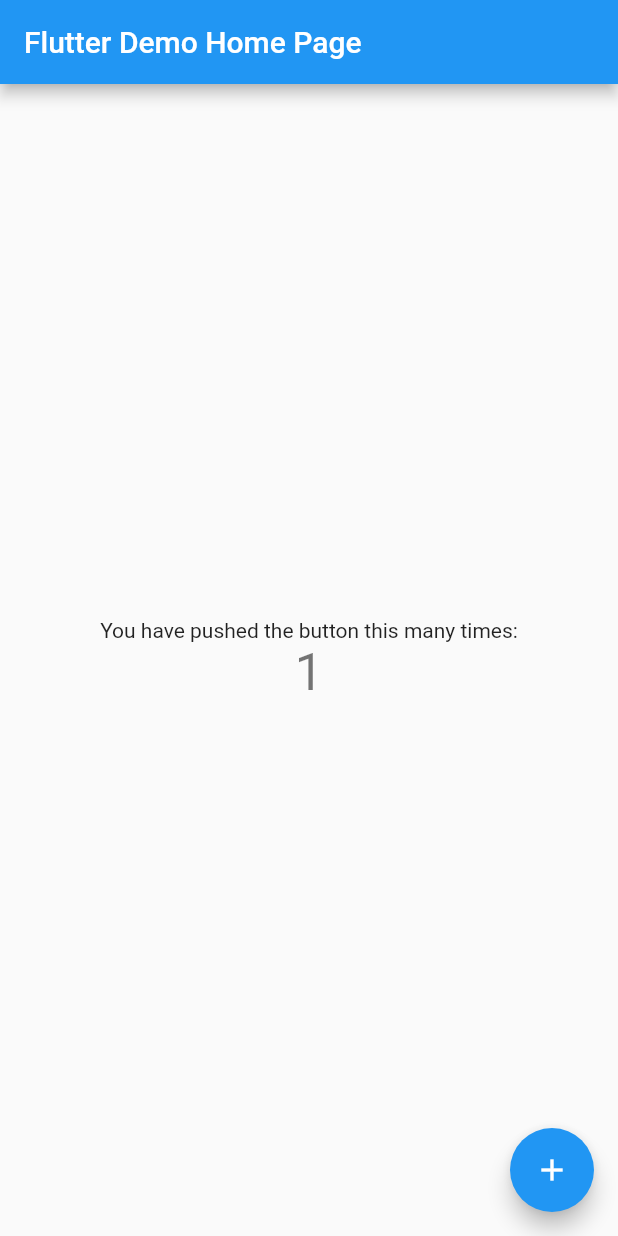
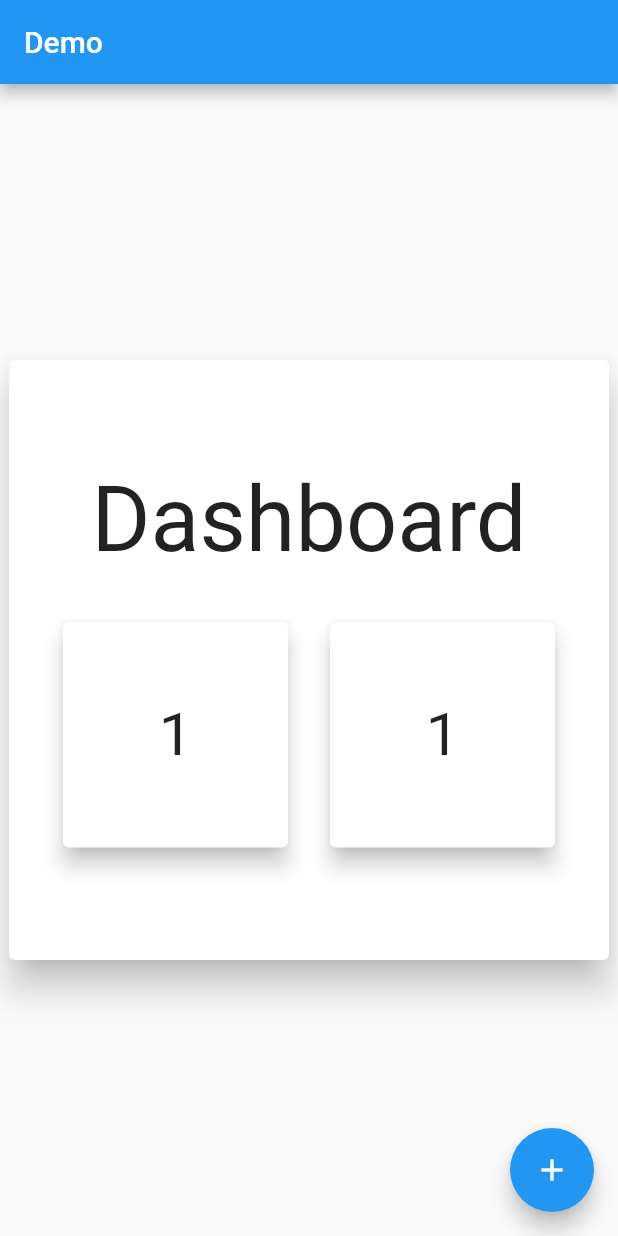
Before and after one commit to emad566/flutter_state_management, a Flutter app: the screen it shows after launch, after a tap on the "add" icon, on a phone screen of 412 x 824 dp. Run offline on Flutter 3.47's test engine with Material 2 defaults, Android fonts, the phone set to English and light mode, and no system bars.

Commit message:
Apply Provider

```diff
--- /dev/null
+++ b/lib/counter1.dart
@@ -0,0 +1,20 @@
+import 'package:flutter/material.dart';
+import 'package:flutter_state_management/provider.dart';
+
+class Counter1 extends StatelessWidget {
+  const Counter1({Key? key}) : super(key: key);
+
+  @override
+  Widget build(BuildContext context) {
+    return Card(
+      elevation: 6,
+      child: SizedBox(
+        width: 150,
+        height: 150,
+        child: Center(
+          child: Text('${MyProvider.get(context).counter}', style: const TextStyle(fontSize: 40)),
+        ),
+      ),
+    );
+  }
+}
--- /dev/null
+++ b/lib/counter2.dart
@@ -0,0 +1,20 @@
+import 'package:flutter/material.dart';
+import 'provider.dart';
+
+class Counter2 extends StatelessWidget {
+  const Counter2({Key? key}) : super(key: key);
+
+  @override
+  Widget build(BuildContext context) {
+    return Card(
+      elevation: 6,
+      child: SizedBox(
+        width: 150,
+        height: 150,
+        child: Center(
+          child: Text('${MyProvider.get(context).counter}', style: const TextStyle(fontSize: 40)),
+        ),
+      ),
+    );
+  }
+}
--- /dev/null
+++ b/lib/dashboard.dart
@@ -0,0 +1,33 @@
+import 'package:flutter/material.dart';
+import 'counter1.dart';
+import 'counter2.dart';
+
+class Dashboard extends StatelessWidget {
+  const Dashboard({Key? key}) : super(key: key);
+
+  @override
+  Widget build(BuildContext context) {
+    return Card(
+      elevation: 10,
+      child: SizedBox(
+        width: 400,
+        height: 400,
+        child: Column(
+          mainAxisAlignment: MainAxisAlignment.center,
+          children: [
+            const Text("Dashboard", style: TextStyle(fontSize: 60)),
+            const SizedBox(height: 30),
+            Row(
+              mainAxisAlignment: MainAxisAlignment.center,
+              children: [
+                Counter1(),
+                const SizedBox(width: 20),
+                Counter2(),
+              ],
+            ),
+          ],
+        ),
+      ),
+    );
+  }
+}
--- a/lib/main.dart
+++ b/lib/main.dart
@@ -1,115 +1,41 @@
 import 'package:flutter/material.dart';
+import 'package:flutter_state_management/provider.dart';
+import 'package:provider/provider.dart';
+import 'dashboard.dart';
 
-void main() {
-  runApp(const MyApp());
-}
+void main() => runApp(const MyApp());
 
 class MyApp extends StatelessWidget {
-  const MyApp({super.key});
+  const MyApp({Key? key}) : super(key: key);
 
-  // This widget is the root of your application.
   @override
   Widget build(BuildContext context) {
     return MaterialApp(
-      title: 'Flutter Demo',
-      theme: ThemeData(
-        // This is the theme of your application.
-        //
-        // Try running your application with "flutter run". You'll see the
-        // application has a blue toolbar. Then, without quitting the app, try
-        // changing the primarySwatch below to Colors.green and then invoke
-        // "hot reload" (press "r" in the console where you ran "flutter run",
-        // or simply save your changes to "hot reload" in a Flutter IDE).
-        // Notice that the counter didn't reset back to zero; the application
-        // is not restarted.
-        primarySwatch: Colors.blue,
+      debugShowCheckedModeBanner: false,
+      home: ChangeNotifierProvider(
+        create: (_)=>MyProvider(),
+        child:  CounterPro(),
       ),
-      home: const MyHomePage(title: 'Flutter Demo Home Page'),
     );
   }
 }
 
-class MyHomePage extends StatefulWidget {
-  const MyHomePage({super.key, required this.title});
-
-  // This widget is the home page of your application. It is stateful, meaning
-  // that it has a State object (defined below) that contains fields that affect
-  // how it looks.
-
-  // This class is the configuration for the state. It holds the values (in this
-  // case the title) provided by the parent (in this case the App widget) and
-  // used by the build method of the State. Fields in a Widget subclass are
-  // always marked "final".
-
-  final String title;
-
-  @override
-  State<MyHomePage> createState() => _MyHomePageState();
-}
-
-class _MyHomePageState extends State<MyHomePage> {
-  int _counter = 0;
-
-  void _incrementCounter() {
-    setState(() {
-      // This call to setState tells the Flutter framework that something has
-      // changed in this State, which causes it to rerun the build method below
-      // so that the display can reflect the updated values. If we changed
-      // _counter without calling setState(), then the build method would not be
-      // called again, and so nothing would appear to happen.
-      _counter++;
-    });
-  }
+class CounterPro extends StatelessWidget {
+  const CounterPro({Key? key}) : super(key: key);
 
   @override
   Widget build(BuildContext context) {
-    // This method is rerun every time setState is called, for instance as done
-    // by the _incrementCounter method above.
-    //
-    // The Flutter framework has been optimized to make rerunning build methods
-    // fast, so that you can just rebuild anything that needs updating rather
-    // than having to individually change instances of widgets.
     return Scaffold(
-      appBar: AppBar(
-        // Here we take the value from the MyHomePage object that was created by
-        // the App.build method, and use it to set our appbar title.
-        title: Text(widget.title),
-      ),
-      body: Center(
-        // Center is a layout widget. It takes a single child and positions it
-        // in the middle of the parent.
-        child: Column(
-          // Column is also a layout widget. It takes a list of children and
-          // arranges them vertically. By default, it sizes itself to fit its
-          // children horizontally, and tries to be as tall as its parent.
-          //
-          // Invoke "debug painting" (press "p" in the console, choose the
-          // "Toggle Debug Paint" action from the Flutter Inspector in Android
-          // Studio, or the "Toggle Debug Paint" command in Visual Studio Code)
-          // to see the wireframe for each widget.
-          //
-          // Column has various properties to control how it sizes itself and
-          // how it positions its children. Here we use mainAxisAlignment to
-          // center the children vertically; the main axis here is the vertical
-          // axis because Columns are vertical (the cross axis would be
-          // horizontal).
-          mainAxisAlignment: MainAxisAlignment.center,
-          children: <Widget>[
-            const Text(
-              'You have pushed the button this many times:',
-            ),
-            Text(
-              '$_counter',
-              style: Theme.of(context).textTheme.headlineMedium,
-            ),
-          ],
-        ),
+      appBar: AppBar(title: const Text('Demo')),
+      body: const Center(
+        child: Dashboard(),
       ),
       floatingActionButton: FloatingActionButton(
-        onPressed: _incrementCounter,
-        tooltip: 'Increment',
         child: const Icon(Icons.add),
-      ), // This trailing comma makes auto-formatting nicer for build methods.
+        onPressed: () {
+          MyProvider.get(context, listen: false).increment();
+        },
+      ),
     );
   }
 }
--- /dev/null
+++ b/lib/provider.dart
@@ -0,0 +1,13 @@
+
+import 'package:flutter/cupertino.dart';
+import 'package:provider/provider.dart';
+
+class MyProvider with ChangeNotifier{
+  int counter  = 0;
+
+  static MyProvider get(context, {listen = true}) => Provider.of<MyProvider>(context, listen: listen);
+  void increment(){
+    counter +=1;
+    notifyListeners();
+  }
+}
--- a/pubspec.yaml
+++ b/pubspec.yaml
@@ -30,7 +30,7 @@ environment:
 dependencies:
   flutter:
     sdk: flutter
-
+  provider: ^6.0.5
 
   # The following adds the Cupertino Icons font to your application.
   # Use with the CupertinoIcons class for iOS style icons.
```
Also changed, not shown: pubspec.lock.
